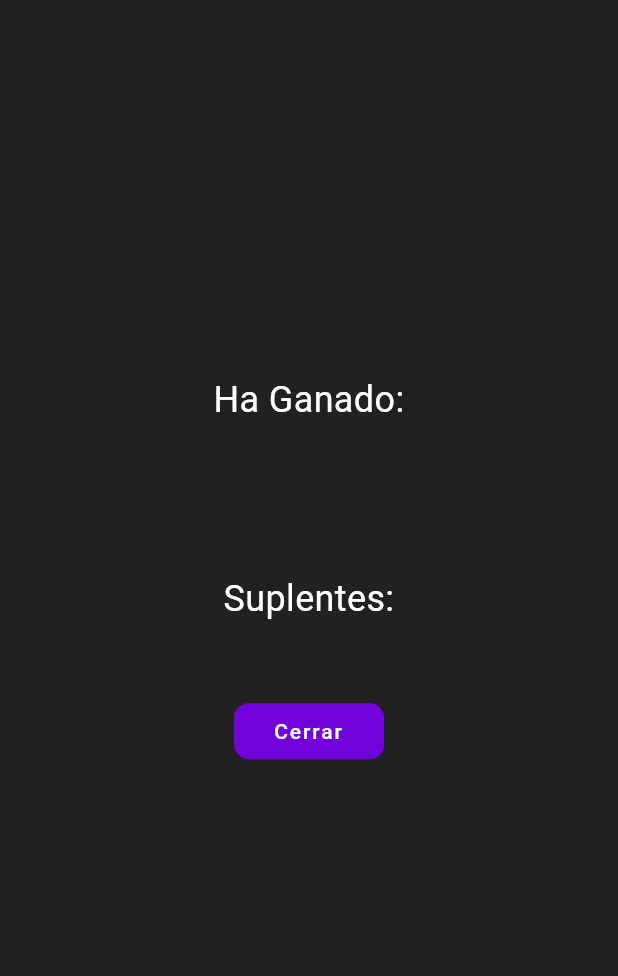
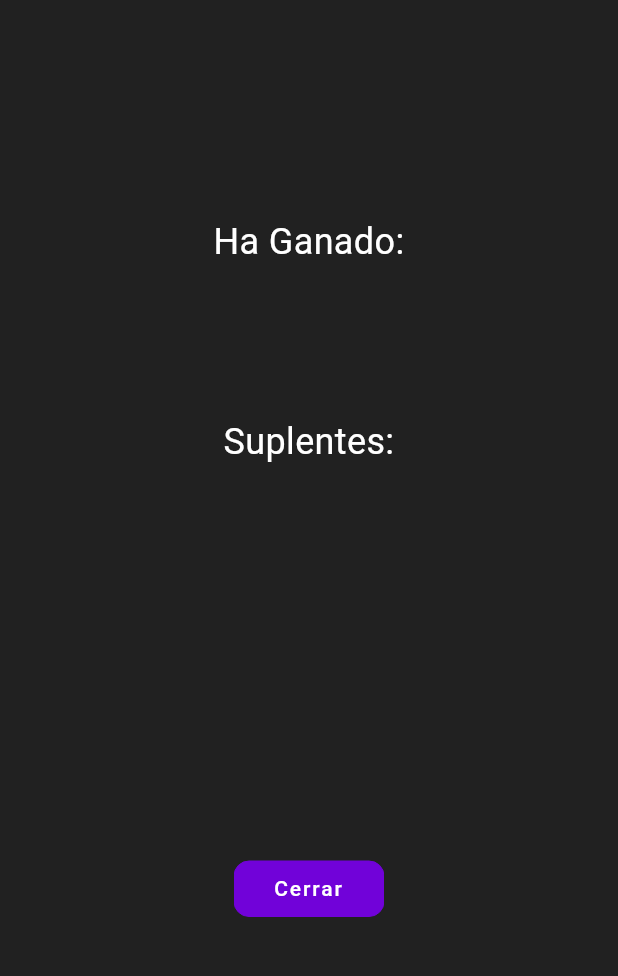
Before and after one commit to josemird/sorteos, a Flutter app: the GanadorPage screen opened directly with empty values, on a phone screen of 412 x 824 dp, the part 90-1066 px from its top. Run offline on Flutter 3.47's test engine with Material 3 defaults, Android fonts, the phone set to English and light mode, and no system bars; our stand-ins replace cloud_firestore, firebase_core, flutter_svg, google_fonts; missing offline and left inert: dart:html; accounts and stored records are empty.

Commit message:
separacion logica del ganador, añadir menu opciones avanzadas y tener suplentes

```diff
--- a/lib/screens/Ganador.dart
+++ b/lib/screens/Ganador.dart
@@ -54,11 +54,22 @@ class _GanadorPageState extends State<GanadorPage> {
 
             Espacio(ESPACIO_PEQUENO),
 
-            ...widget.suplentes.map((suplente) => Text(
-              suplente,
-              style: TextStyle(color: Colors.deepPurpleAccent[100], fontSize: 18),
-              textAlign: TextAlign.center,
-            )).toList(),
+            Container(
+              height: 210,
+              child: SingleChildScrollView(
+                child: Column(
+                  children: [
+                    ...widget.suplentes.map((suplente) => Text(
+                      suplente,
+                      style: TextStyle(color: Colors.deepPurpleAccent[100], fontSize: 18),
+                      textAlign: TextAlign.center,
+                    )).toList(),
+                  ],
+                ),
+              ),
+            ),
+
+
 
             Espacio(ESPACIO_GRANDE),
 
```
